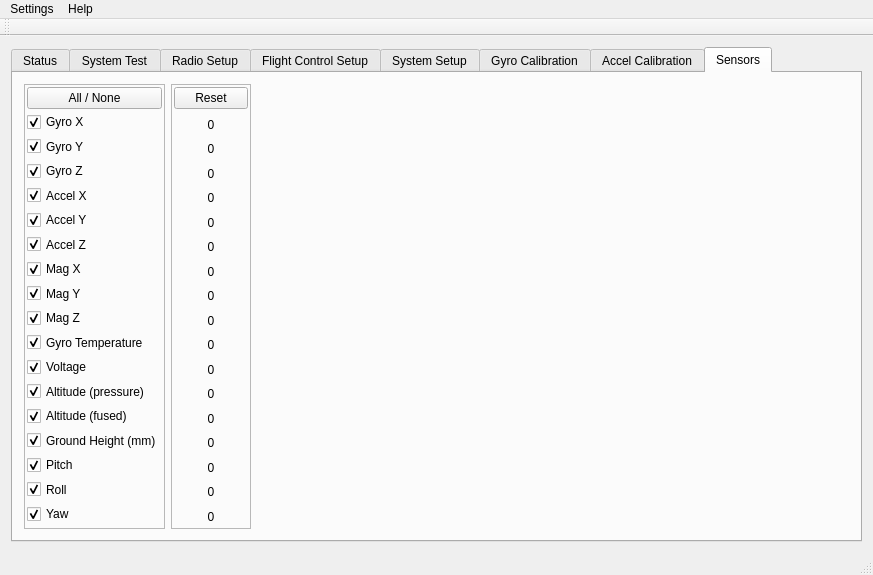
Old version of the form GroundStation-Qt/mainwindow.ui in the repository parallaxinc/Flight-Controller.
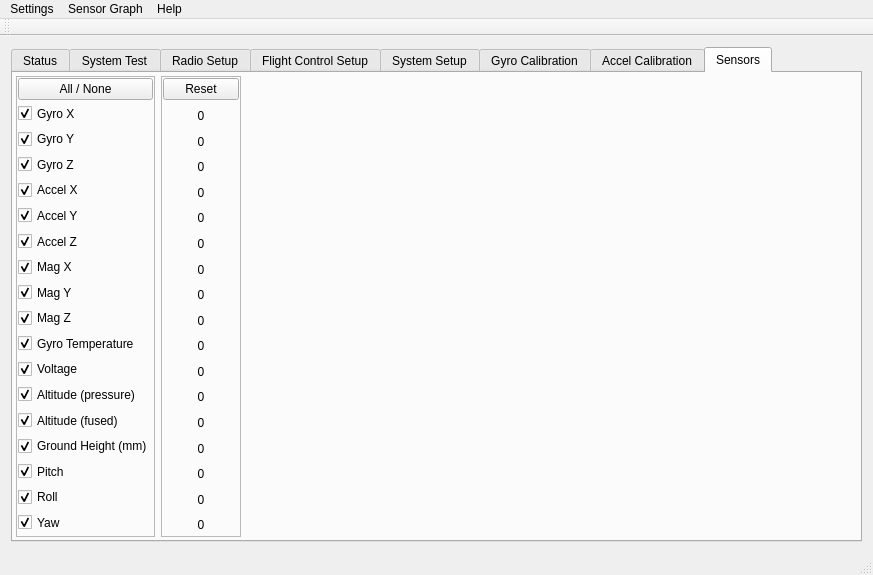
New version of the form. The open tabs and pages were chosen to show the change. Icons and pictures are not drawn. Custom widgets are drawn as their Qt base class.

Commit message:
WIP - writing sensor data
Added menu option, choose file dialog, function to write sensor data to
CSV file.  Need to write the core function now.

Diff of the .ui file:
```diff
--- a/GroundStation-Qt/mainwindow.ui
+++ b/GroundStation-Qt/mainwindow.ui
@@ -3925,6 +3925,18 @@
         <string>Sensors</string>
        </attribute>
        <layout class="QHBoxLayout" name="horizontalLayout_6">
+        <property name="leftMargin">
+         <number>3</number>
+        </property>
+        <property name="topMargin">
+         <number>3</number>
+        </property>
+        <property name="rightMargin">
+         <number>3</number>
+        </property>
+        <property name="bottomMargin">
+         <number>3</number>
+        </property>
         <item>
          <layout class="QHBoxLayout" name="horizontalLayout_4">
           <item>
@@ -3943,16 +3955,16 @@
             </property>
             <layout class="QVBoxLayout" name="verticalLayout">
              <property name="leftMargin">
-              <number>2</number>
+              <number>1</number>
              </property>
              <property name="topMargin">
-              <number>2</number>
+              <number>1</number>
              </property>
              <property name="rightMargin">
-              <number>2</number>
+              <number>1</number>
              </property>
              <property name="bottomMargin">
-              <number>2</number>
+              <number>1</number>
              </property>
              <item>
               <layout class="QVBoxLayout" name="verticalLayout_8" stretch="0,0,0,0,0,0,0,0,0,0,0,0,0,0,0,0,0,0">
@@ -4277,16 +4289,16 @@
               <number>6</number>
              </property>
              <property name="leftMargin">
-              <number>2</number>
+              <number>1</number>
              </property>
              <property name="topMargin">
-              <number>2</number>
+              <number>1</number>
              </property>
              <property name="rightMargin">
-              <number>2</number>
+              <number>1</number>
              </property>
              <property name="bottomMargin">
-              <number>2</number>
+              <number>1</number>
              </property>
              <item>
               <layout class="QVBoxLayout" name="verticalLayout_9">
@@ -4645,7 +4657,14 @@
     </property>
     <addaction name="actionAbout"/>
    </widget>
+   <widget class="QMenu" name="menuSensor_Graph">
+    <property name="title">
+     <string>Sensor Graph</string>
+    </property>
+    <addaction name="actionExport_readings"/>
+   </widget>
    <addaction name="menuSettings"/>
+   <addaction name="menuSensor_Graph"/>
    <addaction name="menuHelp"/>
   </widget>
   <widget class="QToolBar" name="mainToolBar">
```
Left out of the diff: 27 changed lines with no effect on the pictures. The commit also changes 2 other files.
